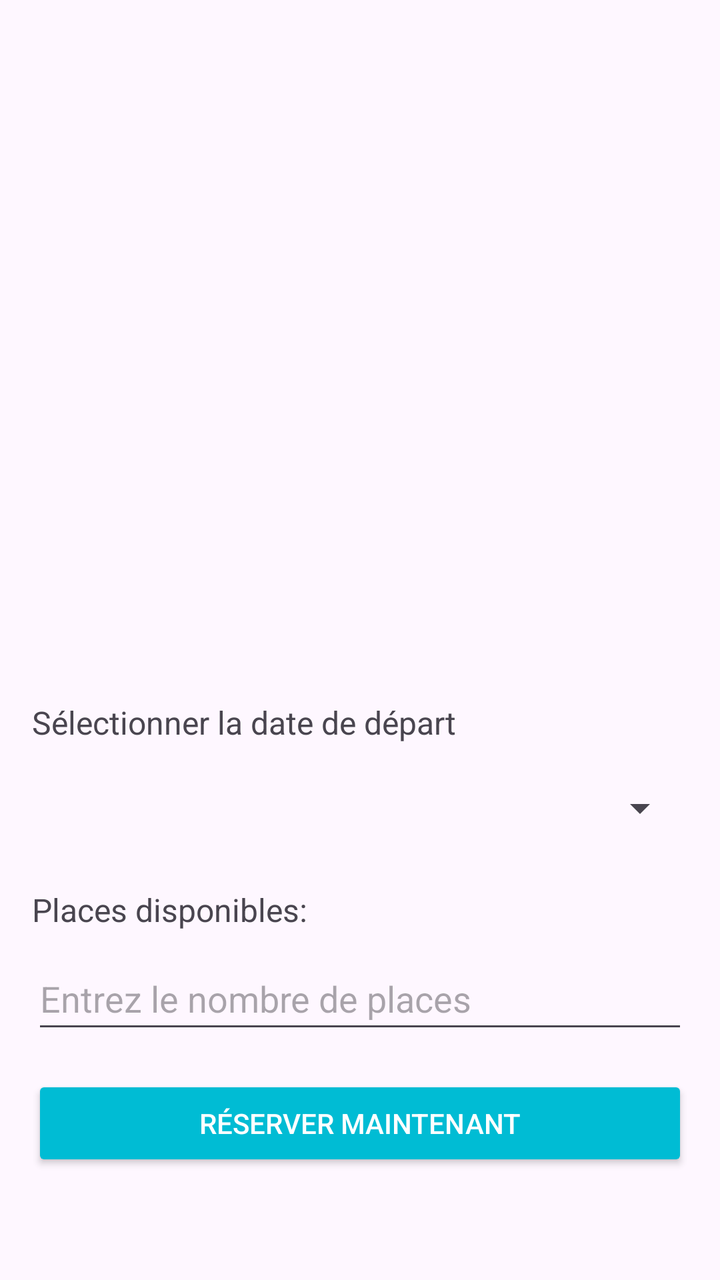
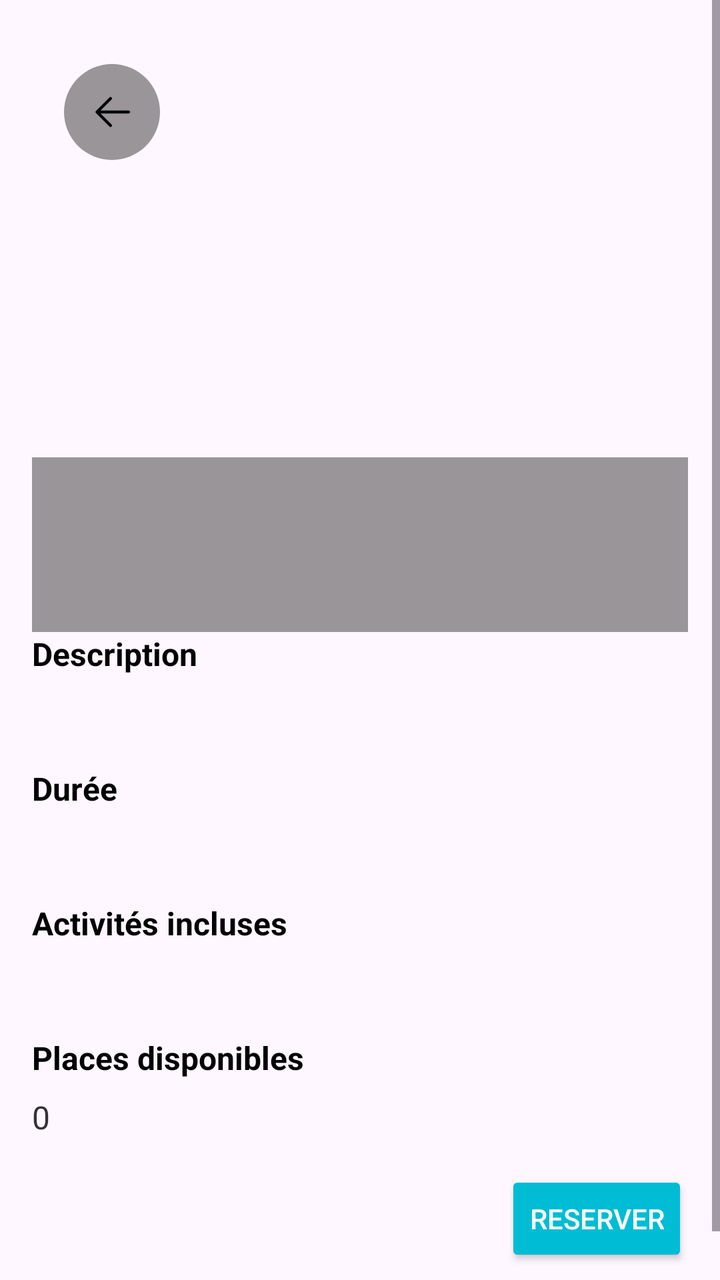

An Android layout rendered at two revisions. The XML below is the earlier revision; the diff shows what the commit changed to produce the second picture.
<!-- AndroidManifest.xml: application theme Theme.Tch057Proj -->
<!-- res/layout/activity_voyage_detail.xml -->
<?xml version="1.0" encoding="utf-8"?>
<ScrollView xmlns:android="http://schemas.android.com/apk/res/android"
    android:layout_width="match_parent"
    android:layout_height="match_parent">

    <LinearLayout
        android:layout_width="match_parent"
        android:layout_height="wrap_content"
        android:orientation="vertical"
        android:padding="16dp">

        
        <ImageView
            android:id="@+id/imageVoyage"
            android:layout_width="match_parent"
            android:layout_height="200dp"
            android:scaleType="centerCrop"
            android:layout_marginBottom="16dp"
            android:contentDescription="Image de Voyage"/>

        
        <TextView
            android:id="@+id/tvDestination"
            android:layout_width="wrap_content"
            android:layout_height="wrap_content"
            android:textSize="24sp"
            android:textStyle="bold"
            android:textColor="#000000"
            android:layout_marginBottom="8dp"/>

        
        <TextView
            android:id="@+id/tvDescription"
            android:layout_width="wrap_content"
            android:layout_height="wrap_content"
            android:textSize="16sp"
            android:textColor="#333333"
            android:layout_marginBottom="16dp"/>

        
        <TextView
            android:id="@+id/tvPrice"
            android:layout_width="wrap_content"
            android:layout_height="wrap_content"
            android:textSize="18sp"
            android:textStyle="bold"
            android:textColor="#000000"
            android:layout_marginBottom="16dp"/>

        
        <TextView
            android:id="@+id/tvSelectDate"
            android:layout_width="wrap_content"
            android:layout_height="wrap_content"
            android:text="Sélectionner la date de départ"
            android:textSize="16sp"
            android:layout_marginBottom="8dp"/>

        <Spinner
            android:id="@+id/spinnerDate"
            android:layout_width="match_parent"
            android:layout_height="48dp"
            android:layout_marginBottom="16dp"/>

        
        <TextView
            android:id="@+id/tvAvailableSeats"
            android:layout_width="wrap_content"
            android:layout_height="wrap_content"
            android:text="Places disponibles: "
            android:textSize="16sp"
            android:layout_marginBottom="8dp"/>

        <EditText
            android:id="@+id/etSeats"
            android:layout_width="match_parent"
            android:layout_height="48dp"
            android:hint="Entrez le nombre de places"
            android:inputType="number"
            android:layout_marginBottom="16dp"/>

        
        <Button
            android:id="@+id/btnBookNow"
            android:layout_width="match_parent"
            android:layout_height="48dp"
            android:text="Réserver maintenant"
            android:textColor="#FFFFFF"
            android:backgroundTint="#00BCD4"
            android:layout_marginBottom="16dp"/>


    </LinearLayout>
</ScrollView>
<!-- resources referenced by this layout -->
<resources>
  <style name="Theme.Tch057Proj" parent="Base.Theme.Tch057Proj" />
  <style name="Base.Theme.Tch057Proj" parent="Theme.Material3.DayNight.NoActionBar">
          
          
      </style>
</resources>

<!-- the commit's change to res/layout/activity_voyage_detail.xml (unified diff, before → after) -->
@@ -10,23 +10,78 @@
         android:padding="16dp">
 
         
-        <ImageView
-            android:id="@+id/imageVoyage"
+        <RelativeLayout xmlns:android="http://schemas.android.com/apk/res/android"
             android:layout_width="match_parent"
-            android:layout_height="200dp"
-            android:scaleType="centerCrop"
-            android:layout_marginBottom="16dp"
-            android:contentDescription="Image de Voyage"/>
+            android:layout_height="match_parent">
+
+            
+            <ImageView
+                android:id="@+id/imageVoyage"
+                android:layout_width="match_parent"
+                android:layout_height="300dp"
+                android:scaleType="centerCrop"
+                android:contentDescription="Image de Voyage"
+                android:layout_gravity="center"
+                android:clipToOutline="true"
+                android:outlineProvider="background"/>
+
+            
+            <ImageButton
+                android:id="@+id/btnBack"
+                android:layout_width="48dp"
+                android:layout_height="48dp"
+                android:layout_alignParentTop="true"
+                android:layout_alignParentStart="true"
+                android:background="@drawable/circular_background_black"
+            android:src="@drawable/ic_arrow_left"
+            android:contentDescription="Back"
+            android:layout_margin="16dp"/>
+
+            
+            <RelativeLayout
+                android:layout_width="match_parent"
+                android:layout_height="wrap_content"
+                android:layout_alignParentBottom="true"
+                android:background="#66000000"> 
+
+                <TextView
+                    android:id="@+id/tvDestination"
+                    android:layout_width="wrap_content"
+                    android:layout_height="wrap_content"
+                    android:textSize="24sp"
+                    android:textStyle="bold"
+                    android:textColor="#FFFFFF"
+                    android:layout_margin="12dp"
+                    android:maxLines="1"
+                    android:ellipsize="end"/>
+
+                <TextView
+                    android:id="@+id/tvLocation"
+                    android:layout_width="wrap_content"
+                    android:layout_height="wrap_content"
+                    android:textSize="14sp"
+                    android:textColor="#B0B0B0"
+                    android:layout_below="@id/tvDestination"
+                    android:layout_marginStart="12dp"
+                    android:layout_marginBottom="12dp"
+                    android:maxLines="1"
+                    android:ellipsize="end"/>
+
+            </RelativeLayout>
+
+        </RelativeLayout>
+
 
         
         <TextView
-            android:id="@+id/tvDestination"
+            android:id="@+id/tvDescriptionLabel"
             android:layout_width="wrap_content"
             android:layout_height="wrap_content"
-            android:textSize="24sp"
-            android:textStyle="bold"
+            android:text="Description"
+            android:textSize="16sp"
             android:textColor="#000000"
-            android:layout_marginBottom="8dp"/>
+            android:layout_marginBottom="8dp"
+            android:textStyle="bold"/>
 
         
         <TextView
@@ -39,56 +94,89 @@
 
         
         <TextView
-            android:id="@+id/tvPrice"
+            android:id="@+id/tvDurationLabel"
             android:layout_width="wrap_content"
             android:layout_height="wrap_content"
-            android:textSize="18sp"
-            android:textStyle="bold"
+            android:text="Durée"
+            android:textSize="16sp"
             android:textColor="#000000"
+            android:layout_marginBottom="8dp"
+            android:textStyle="bold"/>
+
+        <TextView
+            android:id="@+id/tvDuration"
+            android:layout_width="wrap_content"
+            android:layout_height="wrap_content"
+            android:textSize="16sp"
+            android:textColor="#333333"
             android:layout_marginBottom="16dp"/>
 
         
         <TextView
-            android:id="@+id/tvSelectDate"
+            android:id="@+id/tvActivitiesLabel"
             android:layout_width="wrap_content"
             android:layout_height="wrap_content"
-            android:text="Sélectionner la date de départ"
+            android:text="Activités incluses"
             android:textSize="16sp"
-            android:layout_marginBottom="8dp"/>
+            android:textColor="#000000"
+            android:layout_marginBottom="8dp"
+            android:textStyle="bold"/>
 
-        <Spinner
-            android:id="@+id/spinnerDate"
-            android:layout_width="match_parent"
-            android:layout_height="48dp"
+        <TextView
+            android:id="@+id/tvActivities"
+            android:layout_width="wrap_content"
+            android:layout_height="wrap_content"
+            android:textSize="16sp"
+            android:textColor="#333333"
             android:layout_marginBottom="16dp"/>
 
+
         
+        <TextView
+            android:id="@+id/tvAvailableSeatsLabel"
+            android:layout_width="wrap_content"
+            android:layout_height="wrap_content"
+            android:text="Places disponibles"
+            android:textSize="16sp"
+            android:textColor="#000000"
+            android:layout_marginBottom="8dp"
+            android:textStyle="bold"/>
+
         <TextView
             android:id="@+id/tvAvailableSeats"
             android:layout_width="wrap_content"
             android:layout_height="wrap_content"
-            android:text="Places disponibles: "
+            android:text="0"
             android:textSize="16sp"
-            android:layout_marginBottom="8dp"/>
-
-        <EditText
-            android:id="@+id/etSeats"
-            android:layout_width="match_parent"
-            android:layout_height="48dp"
-            android:hint="Entrez le nombre de places"
-            android:inputType="number"
+            android:textColor="#333333"
             android:layout_marginBottom="16dp"/>
 
         
-        <Button
-            android:id="@+id/btnBookNow"
+        <LinearLayout
             android:layout_width="match_parent"
-            android:layout_height="48dp"
-            android:text="Réserver maintenant"
-            android:textColor="#FFFFFF"
-            android:backgroundTint="#00BCD4"
-            android:layout_marginBottom="16dp"/>
+            android:layout_height="wrap_content"
+            android:orientation="horizontal"
+            android:layout_marginBottom="16dp">
 
+            
+            <TextView
+                android:id="@+id/tvPrice"
+                android:layout_width="170dp"
+                android:layout_height="wrap_content"
+                android:layout_weight="1"
+                android:textColor="#000000"
+                android:textSize="18sp"
+                android:textStyle="bold" />
+
+            
+            <Button
+                android:id="@+id/btnBookNow"
+                android:layout_width="wrap_content"
+                android:layout_height="wrap_content"
+                android:text="reserver"
+                android:textColor="#FFFFFF"
+                android:backgroundTint="#00BCD4"/>
+        </LinearLayout>
 
     </LinearLayout>
 </ScrollView>
<!-- resource entries referenced after the edit -->
@@ -1,5 +1,25 @@
 <!-- resources referenced by this layout -->
 <resources>
+  <!-- drawable circular_background_black (drawable) -->
+  <?xml version="1.0" encoding="utf-8"?>
+  <shape xmlns:android="http://schemas.android.com/apk/res/android">
+      <solid android:color="#66000000"/>
+      <corners android:radius="24dp"/>
+  </shape>
+  <!-- drawable ic_arrow_left (drawable) -->
+  <?xml version="1.0" encoding="utf-8"?>
+  <vector xmlns:android="http://schemas.android.com/apk/res/android"
+      android:width="24dp"
+      android:height="24dp"
+      android:viewportWidth="1024"
+      android:viewportHeight="1024">
+      <path
+          android:fillColor="#000000"
+          android:pathData="M224 480h640a32 32 0 1 1 0 64H224a32 32 0 0 1 0-64z"/>
+      <path
+          android:fillColor="#000000"
+          android:pathData="m237.248 512 265.408 265.344a32 32 0 0 1-45.312 45.312l-288-288a32 32 0 0 1 0-45.312l288-288a32 32 0 1 1 45.312 45.312L237.248 512z"/>
+  </vector>
   <style name="Theme.Tch057Proj" parent="Base.Theme.Tch057Proj" />
   <style name="Base.Theme.Tch057Proj" parent="Theme.Material3.DayNight.NoActionBar">
           
